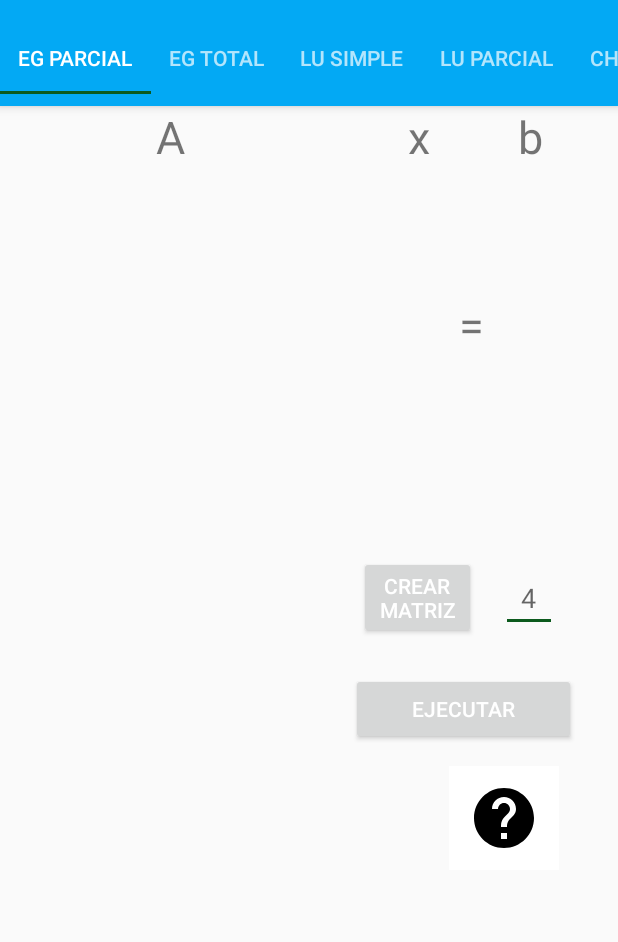
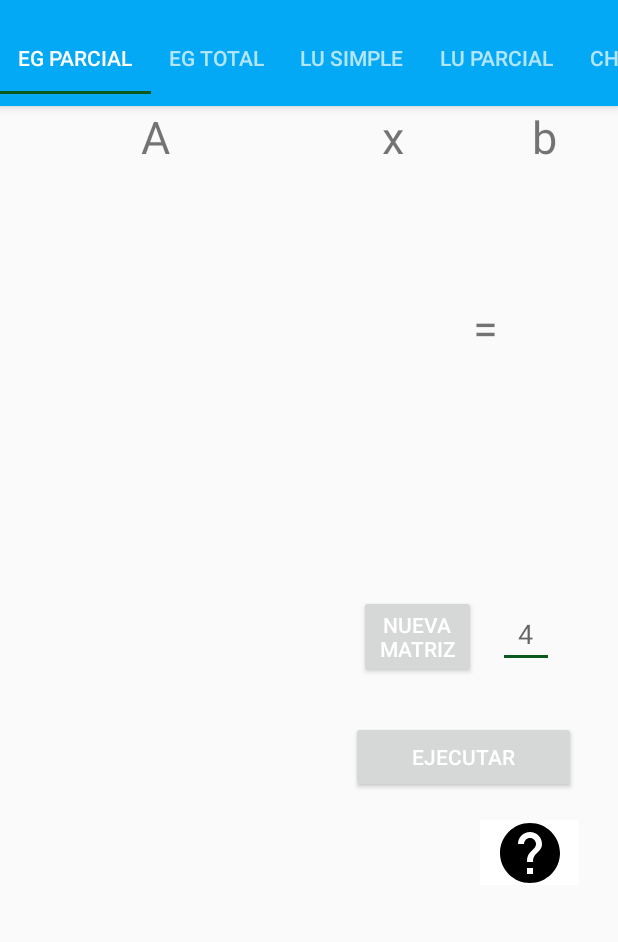
Before and after one commit to jvalen92/Analisis-Numerico, an Android app: the EGParcial screen opened directly, with no data from a screen before it, on a phone screen of 412 x 824 dp, the part 62-1004 px from its top. Run offline under Robolectric (Android 15) with nearby library versions, the phone set to English and light mode, and no system bars.

Commit message:
Layout de matrices terminado

```diff
--- a/Urano2/app/src/main/res/layout/fragment_egparcial.xml
+++ b/Urano2/app/src/main/res/layout/fragment_egparcial.xml
@@ -46,8 +46,8 @@
         android:layout_height="wrap_content"
         android:layout_alignStart="@+id/ejecutar"
         android:layout_alignParentTop="true"
-        android:layout_marginStart="72dp"
-        android:layout_marginTop="125dp"
+        android:layout_marginStart="81dp"
+        android:layout_marginTop="127dp"
         android:layout_marginEnd="14dp"
         android:text="="
         android:textSize="30sp" />
@@ -59,8 +59,8 @@
         android:layout_alignParentStart="false"
         android:layout_alignParentTop="false"
         android:layout_centerInParent="false"
-        android:layout_marginStart="334dp"
-        android:layout_marginTop="305dp"
+        android:layout_marginStart="332dp"
+        android:layout_marginTop="329dp"
         android:ems="10"
         android:hint="  4  "
         android:inputType="number"
@@ -69,20 +69,20 @@
 
     <ImageButton
         android:id="@+id/b_help"
-        android:layout_width="73dp"
-        android:layout_height="69dp"
+        android:layout_width="66dp"
+        android:layout_height="67dp"
         android:layout_alignTop="@+id/CrearMatriz"
         android:layout_alignParentEnd="true"
-        android:layout_marginTop="140dp"
-        android:layout_marginEnd="39dp"
+        android:layout_marginTop="150dp"
+        android:layout_marginEnd="26dp"
         android:background="@color/colorText"
-        android:src="@drawable/ic_help" />
+        android:src="@drawable/ic_help_mat" />
 
     <ScrollView
         android:id="@+id/scrollViewA"
         android:layout_width="215dp"
         android:layout_height="230dp"
-        android:layout_marginLeft="20dp"
+        android:layout_marginLeft="10dp"
         android:layout_marginTop="40dp">
 
         <HorizontalScrollView
@@ -103,7 +103,7 @@
         android:layout_width="60dp"
         android:layout_height="229dp"
         android:layout_marginStart="88dp"
-        android:layout_marginLeft="88dp"
+        android:layout_marginLeft="100dp"
         android:layout_marginTop="40dp"
         android:layout_toEndOf="@+id/scrollViewX"
         android:layout_toRightOf="@+id/scrollViewA">
@@ -115,7 +115,8 @@
             <TableLayout
                 android:id="@+id/vectorB"
                 android:layout_width="wrap_content"
-                android:layout_height="wrap_content">
+                android:layout_height="wrap_content"
+                android:layout_marginLeft="30dp">
 
             </TableLayout>
         </HorizontalScrollView>
@@ -123,10 +124,10 @@
 
     <ScrollView
         android:id="@+id/scrollViewX"
-        android:layout_width="60dp"
+        android:layout_width="94dp"
         android:layout_height="229dp"
-        android:layout_marginStart="9dp"
-        android:layout_marginLeft="9dp"
+        android:layout_marginStart="2dp"
+        android:layout_marginLeft="2dp"
         android:layout_marginTop="40dp"
         android:layout_toEndOf="@+id/scrollViewA"
         android:layout_toRightOf="@+id/scrollViewA">
@@ -140,7 +141,8 @@
                 android:layout_width="wrap_content"
                 android:layout_height="wrap_content"
                 android:layout_gravity="center_horizontal"
-                android:gravity="center_horizontal">
+                android:gravity="center_horizontal"
+                android:layout_marginLeft="0dp">
 
             </TableLayout>
         </HorizontalScrollView>
@@ -153,7 +155,7 @@
         android:layout_alignParentTop="true"
         android:layout_marginStart="15dp"
         android:layout_marginLeft="20dp"
-        android:layout_marginTop="290dp">
+        android:layout_marginTop="317dp">
 
         <HorizontalScrollView
             android:layout_width="wrap_content"
@@ -178,9 +180,9 @@
         android:layout_alignParentTop="true"
         android:layout_marginStart="239dp"
         android:layout_marginLeft="239dp"
-        android:layout_marginTop="300dp"
+        android:layout_marginTop="326dp"
         android:onClick="createTable"
-        android:text="CrearMatriz"
+        android:text="NuevaMatriz"
         android:textColor="@android:color/white" />
 
     <Button
@@ -192,8 +194,19 @@
         android:layout_alignParentTop="true"
         android:layout_marginStart="234dp"
         android:layout_marginLeft="234dp"
-        android:layout_marginTop="378dp"
+        android:layout_marginTop="410dp"
         android:onClick="createTable"
         android:text="Ejecutar"
         android:textColor="@android:color/white" />
+
+    <TextView
+        android:id="@+id/textView"
+        android:layout_width="wrap_content"
+        android:layout_height="wrap_content"
+        android:layout_alignStart="@+id/scrollView4"
+        android:layout_alignParentBottom="true"
+        android:layout_marginBottom="260dp"
+        android:text="Ultima Etapa"
+        android:textSize="24dp"
+        android:visibility="invisible"/>
 </RelativeLayout>
```
Also changed, not shown: Urano2/app/src/main/java/com/example/sebas/urano/Fragments/EGParcial.java (+32 -9 lines), Urano2/app/src/main/res/drawable/ic_help_mat.xml (renamed from Urano2/app/src/main/res/drawable/ic_help.xml).
